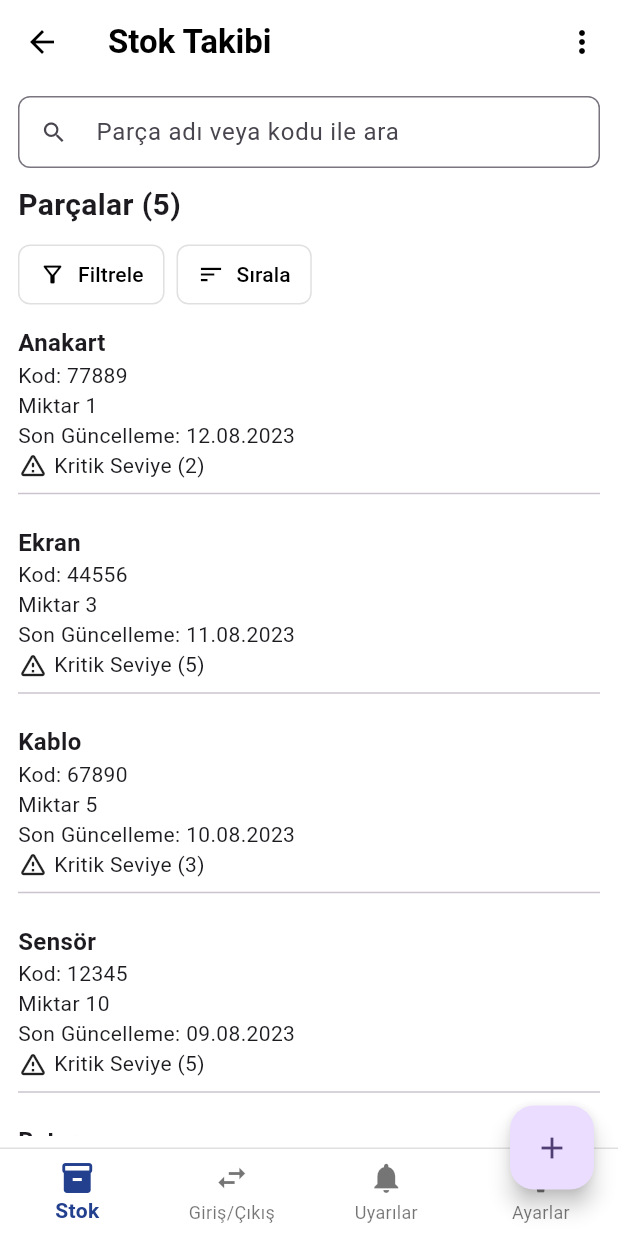
After one commit to Galipacikel/CenceApp, a Flutter app: the HomePage screen opened directly, after a tap on "Stok Takibi", on a phone screen of 412 x 824 dp. The commit adds this screen. Run offline on Flutter 3.47's test engine with Material 3 defaults, Android fonts, the phone set to English and light mode, and no system bars; our stand-ins replace camera, firebase_auth, firebase_core, image_picker, permission_handler; missing offline and left inert: mobile_scanner; accounts and stored records are empty.

```diff
--- a/lib/screens/home_page.dart
+++ b/lib/screens/home_page.dart
@@ -6,6 +6,7 @@ import '../widgets/common/bottom_nav_bar.dart';
 import 'cihaz_sorgula_screen.dart';
 import 'yeni_servis_formu_screen.dart';
 import 'servis_gecmisi_screen.dart';
+import 'stok_takibi_screen.dart';
 
 class HomePage extends StatelessWidget {
   const HomePage({Key? key}) : super(key: key);
@@ -87,11 +88,16 @@ class HomePage extends StatelessWidget {
                     );
                   },
                 ),
-                const QuickAccessCard(
+                QuickAccessCard(
                   icon: Icons.inventory_2_outlined,
                   label: 'Stok Takibi',
                   iconSize: 26,
-                  padding: EdgeInsets.symmetric(vertical: 14, horizontal: 6),
+                  padding: const EdgeInsets.symmetric(vertical: 14, horizontal: 6),
+                  onTap: () {
+                    Navigator.of(context).push(
+                      MaterialPageRoute(builder: (_) => const StokTakibiScreen()),
+                    );
+                  },
                 ),
               ],
             ),
--- /dev/null
+++ b/lib/screens/stok_takibi_screen.dart
@@ -0,0 +1,210 @@
+import 'package:flutter/material.dart';
+
+class StokTakibiScreen extends StatefulWidget {
+  const StokTakibiScreen({Key? key}) : super(key: key);
+
+  @override
+  State<StokTakibiScreen> createState() => _StokTakibiScreenState();
+}
+
+class _StokTakibiScreenState extends State<StokTakibiScreen> {
+  final TextEditingController _searchController = TextEditingController();
+  List<Map<String, dynamic>> parcalar = [
+    {
+      'ad': 'Anakart',
+      'kod': '77889',
+      'miktar': 1,
+      'guncelleme': '12.08.2023',
+      'kritik': 2,
+    },
+    {
+      'ad': 'Ekran',
+      'kod': '44556',
+      'miktar': 3,
+      'guncelleme': '11.08.2023',
+      'kritik': 5,
+    },
+    {
+      'ad': 'Kablo',
+      'kod': '67890',
+      'miktar': 5,
+      'guncelleme': '10.08.2023',
+      'kritik': 3,
+    },
+    {
+      'ad': 'Sensör',
+      'kod': '12345',
+      'miktar': 10,
+      'guncelleme': '09.08.2023',
+      'kritik': 5,
+    },
+    {
+      'ad': 'Batarya',
+      'kod': '11223',
+      'miktar': 20,
+      'guncelleme': '08.08.2023',
+      'kritik': 10,
+    },
+  ];
+  String search = '';
+  int _currentIndex = 0;
+
+  @override
+  Widget build(BuildContext context) {
+    final filtered = parcalar.where((p) =>
+      p['ad'].toLowerCase().contains(search.toLowerCase()) ||
+      p['kod'].toLowerCase().contains(search.toLowerCase())
+    ).toList();
+    return Scaffold(
+      backgroundColor: Colors.white,
+      appBar: AppBar(
+        backgroundColor: Colors.white,
+        elevation: 0,
+        leading: IconButton(
+          icon: const Icon(Icons.arrow_back, color: Colors.black),
+          onPressed: () => Navigator.of(context).pop(),
+        ),
+        title: const Text('Stok Takibi', style: TextStyle(color: Colors.black, fontWeight: FontWeight.bold)),
+        centerTitle: false,
+        actions: [
+          IconButton(
+            icon: const Icon(Icons.more_vert, color: Colors.black),
+            onPressed: () {},
+          ),
+        ],
+      ),
+      body: Padding(
+        padding: const EdgeInsets.symmetric(horizontal: 12, vertical: 8),
+        child: Column(
+          crossAxisAlignment: CrossAxisAlignment.start,
+          children: [
+            Row(
+              children: [
+                Expanded(
+                  child: TextField(
+                    controller: _searchController,
+                    decoration: InputDecoration(
+                      hintText: 'Parça adı veya kodu ile ara',
+                      prefixIcon: const Icon(Icons.search),
+                      contentPadding: const EdgeInsets.symmetric(vertical: 0, horizontal: 12),
+                      border: OutlineInputBorder(
+                        borderRadius: BorderRadius.circular(8),
+                        borderSide: BorderSide(color: Colors.grey.shade300),
+                      ),
+                      isDense: true,
+                    ),
+                    onChanged: (val) => setState(() => search = val),
+                  ),
+                ),
+              ],
+            ),
+            const SizedBox(height: 10),
+            Text('Parçalar (${filtered.length})', style: const TextStyle(fontWeight: FontWeight.bold, fontSize: 20)),
+            const SizedBox(height: 8),
+            Row(
+              children: [
+                ElevatedButton.icon(
+                  onPressed: () {},
+                  icon: const Icon(Icons.filter_alt_outlined, size: 18),
+                  label: const Text('Filtrele'),
+                  style: ElevatedButton.styleFrom(
+                    backgroundColor: Colors.white,
+                    foregroundColor: Colors.black,
+                    elevation: 0,
+                    side: const BorderSide(color: Colors.black12),
+                    shape: RoundedRectangleBorder(borderRadius: BorderRadius.circular(8)),
+                    padding: const EdgeInsets.symmetric(horizontal: 14, vertical: 8),
+                  ),
+                ),
+                const SizedBox(width: 8),
+                ElevatedButton.icon(
+                  onPressed: () {},
+                  icon: const Icon(Icons.sort, size: 18),
+                  label: const Text('Sırala'),
+                  style: ElevatedButton.styleFrom(
+                    backgroundColor: Colors.white,
+                    foregroundColor: Colors.black,
+                    elevation: 0,
+                    side: const BorderSide(color: Colors.black12),
+                    shape: RoundedRectangleBorder(borderRadius: BorderRadius.circular(8)),
+                    padding: const EdgeInsets.symmetric(horizontal: 14, vertical: 8),
+                  ),
+                ),
+              ],
+            ),
+            const SizedBox(height: 10),
+            Expanded(
+              child: ListView.builder(
+                itemCount: filtered.length,
+                itemBuilder: (ctx, i) {
+                  final p = filtered[i];
+                  return Padding(
+                    padding: const EdgeInsets.only(bottom: 12),
+                    child: Column(
+                      crossAxisAlignment: CrossAxisAlignment.start,
+                      children: [
+                        Text(p['ad'], style: const TextStyle(fontWeight: FontWeight.w600, fontSize: 16)),
+                        Text('Kod: ${p['kod']}', style: const TextStyle(fontSize: 14)),
+                        Text('Miktar ${p['miktar']}', style: const TextStyle(fontSize: 14)),
+                        Text('Son Güncelleme: ${p['guncelleme']}', style: const TextStyle(fontSize: 14)),
+                        Row(
+                          children: [
+                            const Icon(Icons.warning_amber_rounded, size: 20),
+                            const SizedBox(width: 4),
+                            Text('Kritik Seviye (${p['kritik']})', style: const TextStyle(fontSize: 14)),
+                          ],
+                        ),
+                        if (i != filtered.length - 1) const Divider(height: 18),
+                      ],
+                    ),
+                  );
+                },
+              ),
+            ),
+          ],
+        ),
+      ),
+      bottomNavigationBar: Container(
+        decoration: BoxDecoration(
+          border: Border(top: BorderSide(color: Colors.grey.shade300)),
+          color: Colors.white,
+        ),
+        child: BottomNavigationBar(
+          currentIndex: _currentIndex,
+          onTap: (i) => setState(() => _currentIndex = i),
+          type: BottomNavigationBarType.fixed,
+          backgroundColor: Colors.white,
+          selectedItemColor: const Color(0xFF23408E),
+          unselectedItemColor: Colors.black54,
+          selectedLabelStyle: const TextStyle(fontWeight: FontWeight.w600),
+          unselectedLabelStyle: const TextStyle(fontWeight: FontWeight.w400),
+          items: const [
+            BottomNavigationBarItem(
+              icon: Icon(Icons.inventory_2),
+              label: 'Stok',
+            ),
+            BottomNavigationBarItem(
+              icon: Icon(Icons.swap_horiz),
+              label: 'Giriş/Çıkış',
+            ),
+            BottomNavigationBarItem(
+              icon: Icon(Icons.notifications),
+              label: 'Uyarılar',
+            ),
+            BottomNavigationBarItem(
+              icon: Icon(Icons.settings),
+              label: 'Ayarlar',
+            ),
+          ],
+          elevation: 0,
+        ),
+      ),
+      floatingActionButton: FloatingActionButton(
+        onPressed: () {},
+        child: const Icon(Icons.add),
+        tooltip: 'Parça Ekle',
+      ),
+      floatingActionButtonLocation: FloatingActionButtonLocation.endDocked,
+    );
+  }
+}
```
